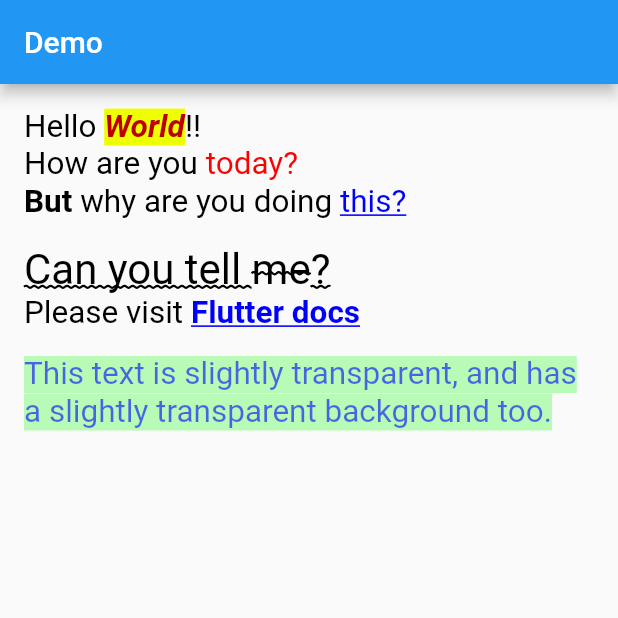
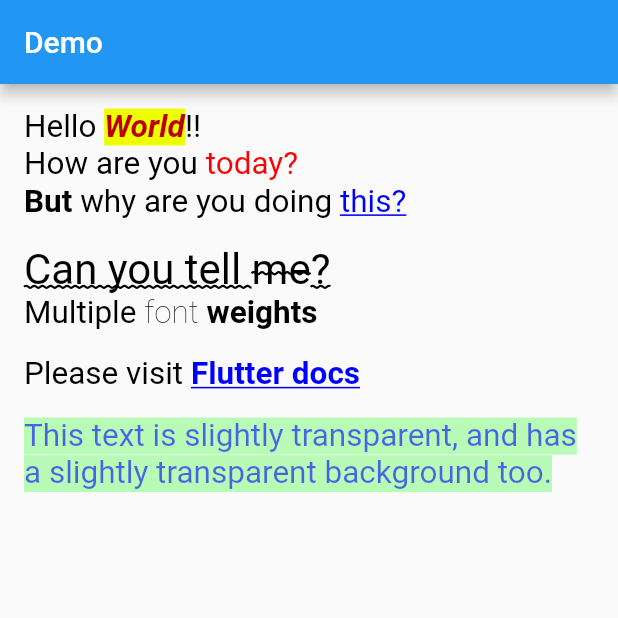
Before and after one commit to hathibelagal-dev/css_text_for_flutter, a Flutter app: the screen it shows after launch, on a phone screen of 412 x 824 dp, the top half of it. Run offline on Flutter 3.47's test engine with Material 2 defaults, Android fonts, the phone set to English and light mode, and no system bars; Roboto replaces fonts that are missing (RobotoBlack).

Commit message:
Updated dependencies

```diff
--- a/example/lib/main.dart
+++ b/example/lib/main.dart
@@ -19,6 +19,8 @@ How are you <span style="font-family:RobotoBlack;color:#ff0000;">today?</span>
 <br/>
 <span style="text-decoration: underline wavy; font-size:2em">Can you tell <del>me</del>?</span>
 <br/>
+Multiple <span style="font-weight:100">font</span>
+<span style="font-weight:600">weights</span><br/><br/>
 Please visit <a style="font-weight:bold;" href="https://docs.flutter.io">Flutter docs</a>
 <br/>
 <br/>
--- a/lib/src/utils.dart
+++ b/lib/src/utils.dart
@@ -67,7 +67,7 @@ class StyleGenUtils {
         textStyle = textStyle.copyWith(fontWeight: FontWeight.bold);
         break;
       default:
-        textStyle = textStyle.copyWith(fontWeight: FontWeight.bold);
+        textStyle = textStyle;
     }
     return textStyle;
   }
--- a/pubspec.yaml
+++ b/pubspec.yaml
@@ -1,6 +1,6 @@
 name: css_text
 description: This library allows you to use simple CSS inline styles to style your text.
-version: 1.0.1
+version: 1.0.2
 homepage: https://github.com/hathibelagal-dev/css_text_for_flutter
 
 environment:
@@ -9,6 +9,6 @@ environment:
 dependencies:
   flutter:
     sdk: flutter
-  xml: ^3.3.1
+  xml: ^4.1.0
 
 flutter:
```
Also changed, not shown: example/pubspec.lock, 3 other files.
